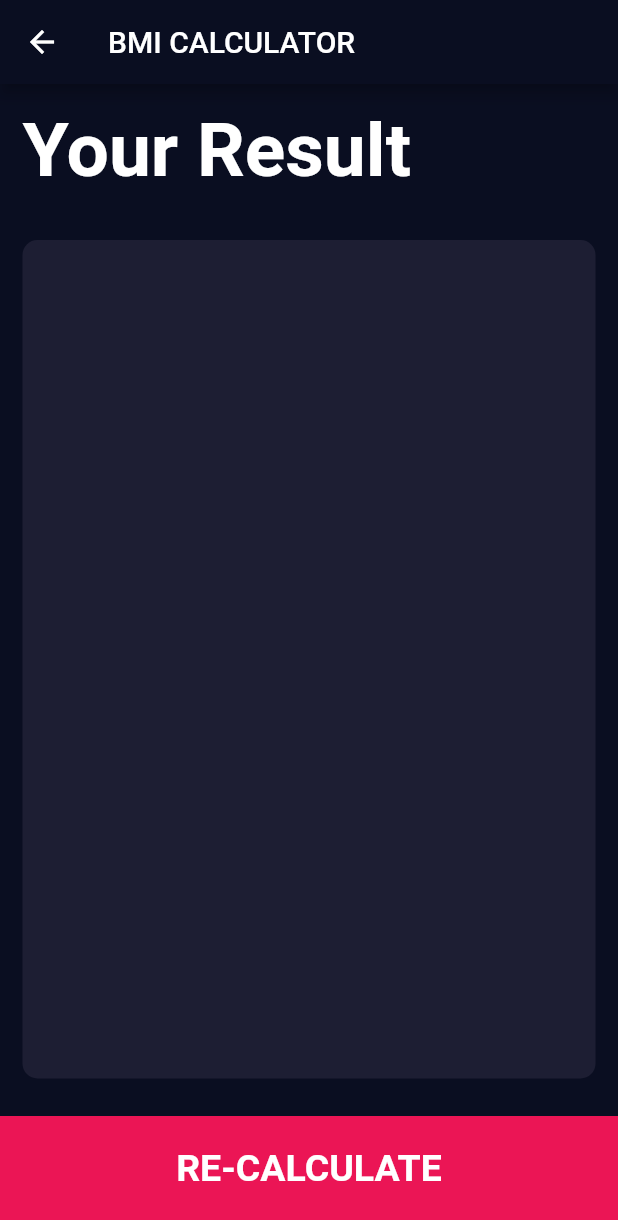
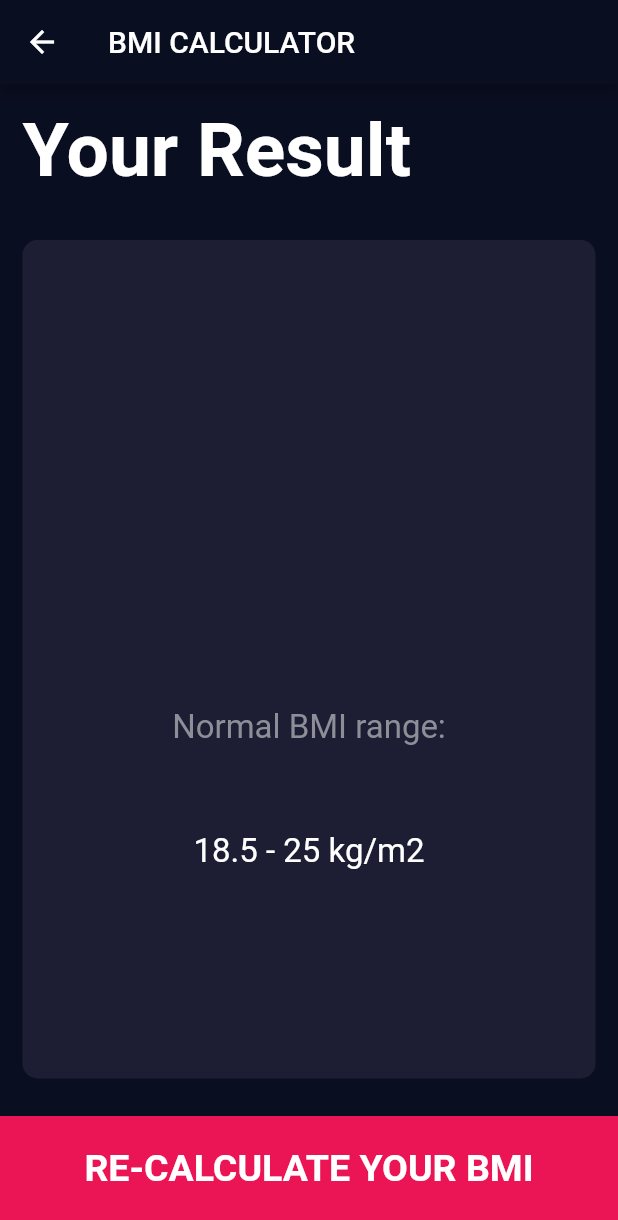
Before and after one commit to efeosasereOkoro/bmi-calculator, a Flutter app: the ResultsPage screen opened directly with empty values, on a phone screen of 412 x 824 dp. Shown: the top 1220 px of the screen. Run offline on Flutter 3.47's test engine with Material 2 defaults, Android fonts, the phone set to English and light mode, and no system bars; our stand-ins replace font_awesome_flutter.

Commit message:
added more conditions

```diff
--- a/lib/calculator_brain.dart
+++ b/lib/calculator_brain.dart
@@ -14,12 +14,24 @@ class CalculatorBrain {
   }
 
   String getResult() {
-    if (_bmi >= 25) {
+    if (_bmi >= 40) {
+      return 'Obese Class III';
+    } else if (_bmi > 35) {
+      return 'Obese Class II';
+    } else if (_bmi > 30) {
+      return 'Obese Class I';
+    } else if (_bmi > 25) {
       return 'Overweight';
     } else if (_bmi > 18.5) {
       return 'Normal';
+    } else if (_bmi > 18.5) {
+      return 'Normal';
+    } else if (_bmi > 17.0) {
+      return 'Mild Thinness';
+    } else if (_bmi > 16.0) {
+      return 'Moderate Thinness';
     } else {
-      return 'Underweight';
+      return 'Severe Thinness';
     }
   }
 
--- a/lib/constants.dart
+++ b/lib/constants.dart
@@ -40,3 +40,8 @@ const kBMITextStyle = TextStyle(
 const kBodyTextStyle = TextStyle(
   fontSize: 22.0,
 );
+
+const kBodyTextStyleDark = TextStyle(
+  fontSize: 22.0,
+  color: Color(0xff8d8e98),
+);
--- a/lib/screens/input_page.dart
+++ b/lib/screens/input_page.dart
@@ -214,7 +214,7 @@ class _InputPageState extends State<InputPage> {
             ),
           ),
           BottomButton(
-            buttonTitle: 'CALCULATE',
+            buttonTitle: 'CALCULATE YOUR BMI',
             onTap: () {
               CalculatorBrain calc =
                   CalculatorBrain(height: height, weight: weight);
--- a/lib/screens/results_page.dart
+++ b/lib/screens/results_page.dart
@@ -48,6 +48,16 @@ class ResultsPage extends StatelessWidget {
                     style: kBMITextStyle,
                   ),
                   Text(
+                    "Normal BMI range:",
+                    style: kBodyTextStyleDark,
+                    textAlign: TextAlign.center,
+                  ),
+                  Text(
+                    "18.5 - 25 kg/m2",
+                    style: kBodyTextStyle,
+                    textAlign: TextAlign.center,
+                  ),
+                  Text(
                     interpretation!,
                     style: kBodyTextStyle,
                     textAlign: TextAlign.center,
@@ -59,7 +69,7 @@ class ResultsPage extends StatelessWidget {
           ),
           BottomButton(
             onTap: () => Navigator.pop(context),
-            buttonTitle: "RE-CALCULATE",
+            buttonTitle: "RE-CALCULATE YOUR BMI",
           )
         ],
       ),
```
